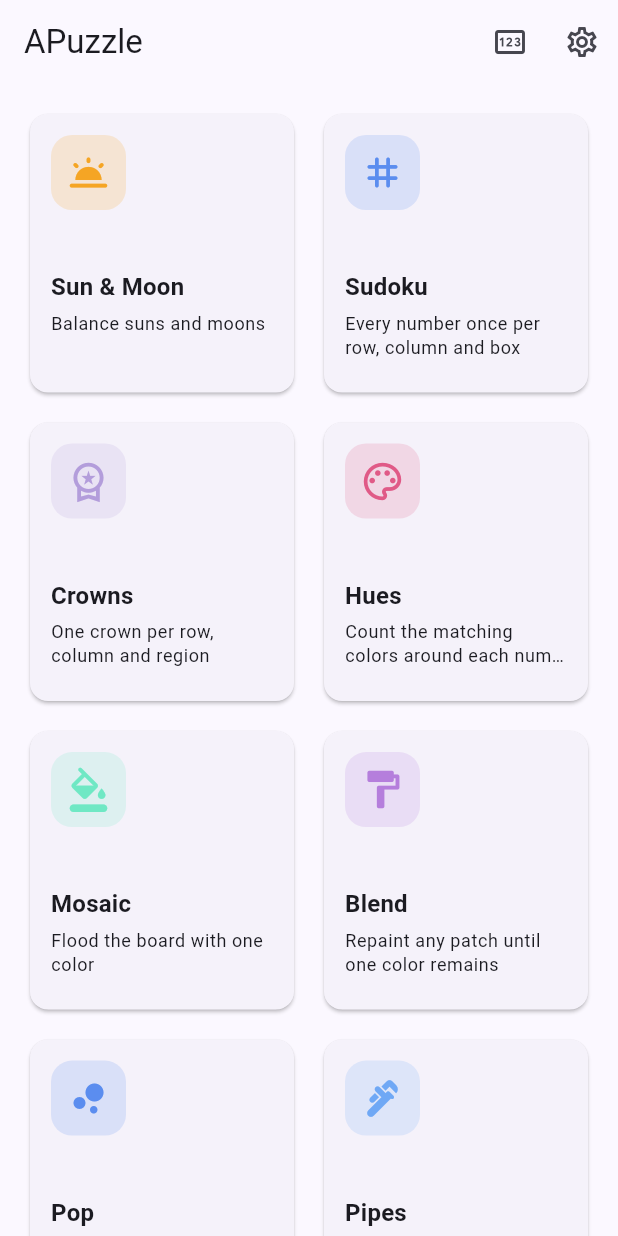
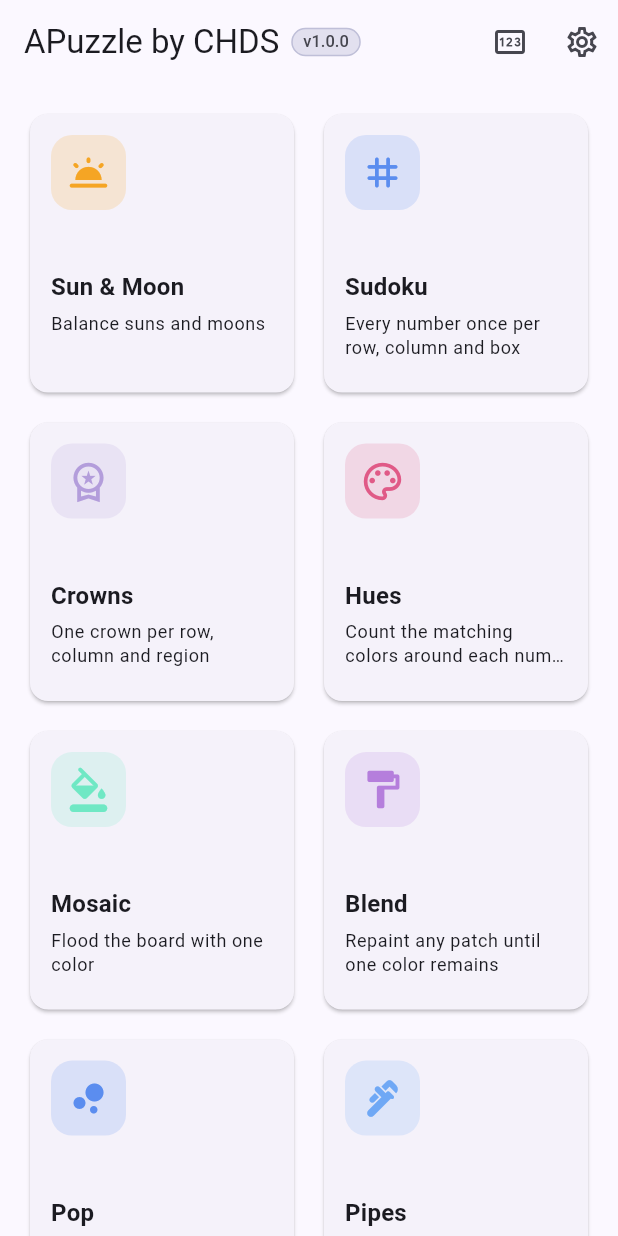
Before and after one commit to jncchds/apuzzle, a Flutter app: the screen it shows after launch, on a phone screen of 412 x 824 dp. Run offline on Flutter 3.47's test engine with Material 3 defaults, Android fonts, the phone set to English and light mode, and no system bars; our stand-ins replace package_info_plus, shared_preferences.

Commit message:
Version pill linking to GitHub; app title "APuzzle by CHDS"
- Home app bar: "APuzzle by CHDS" plus a v{version} pill (DESIGNSYSTEM
  style) that opens the GitHub repo; version from package_info_plus, so
  it follows --build-name.
- Replace the Flutter template description and lowercase names on web,
  Android, iOS and Windows; add Open Graph/Twitter tags for link previews.

Co-Authored-By: Claude Opus 5.5 <noreply@anthropic.com>

```diff
--- a/lib/app.dart
+++ b/lib/app.dart
@@ -26,7 +26,7 @@ class _APuzzleAppState extends State<APuzzleApp> {
   Widget build(BuildContext context) {
     final settings = context.watch<Settings>();
     return MaterialApp.router(
-      title: 'APuzzle',
+      title: 'APuzzle by CHDS',
       routerDelegate: _router,
       routeInformationParser: const AppRouteParser(),
       scaffoldMessengerKey: _messengerKey,
--- a/lib/ui/home_screen.dart
+++ b/lib/ui/home_screen.dart
@@ -8,6 +8,7 @@ import '../l10n/l10n.dart';
 import 'app_router.dart';
 import 'new_game_sheet.dart';
 import 'puzzle_code_ui.dart';
+import 'version_pill.dart';
 
 class HomeScreen extends StatefulWidget {
   const HomeScreen({super.key});
@@ -28,7 +29,10 @@ class _HomeScreenState extends State<HomeScreen> {
     final l = context.l10n;
     return Scaffold(
       appBar: AppBar(
-        title: const Text('APuzzle'),
+        title: const Row(
+          mainAxisSize: MainAxisSize.min,
+          children: [Text('APuzzle by CHDS'), SizedBox(width: 8), VersionPill()],
+        ),
         actions: [
           IconButton(
             icon: const Icon(Icons.pin_outlined),
--- /dev/null
+++ b/lib/ui/version_pill.dart
@@ -0,0 +1,61 @@
+import 'package:flutter/material.dart';
+import 'package:package_info_plus/package_info_plus.dart';
+import 'package:url_launcher/url_launcher.dart';
+
+const repoUrl = 'https://github.com/jncchds/apuzzle';
+
+/// A small accent-tinted `v1.2.3` pill that opens the GitHub repo, shown next
+/// to the app name (same look as the version pill in the other A* apps). The
+/// version is whatever the build was given via `--build-name`.
+class VersionPill extends StatefulWidget {
+  const VersionPill({super.key});
+
+  @override
+  State<VersionPill> createState() => _VersionPillState();
+}
+
+class _VersionPillState extends State<VersionPill> {
+  static final Future<PackageInfo> _info = PackageInfo.fromPlatform();
+  bool _hover = false;
+
+  @override
+  Widget build(BuildContext context) {
+    final scheme = Theme.of(context).colorScheme;
+    return FutureBuilder<PackageInfo>(
+      future: _info,
+      builder: (context, snap) {
+        final version = snap.data?.version ?? '';
+        if (version.isEmpty) return const SizedBox.shrink();
+        return Tooltip(
+          message: repoUrl,
+          child: MouseRegion(
+            cursor: SystemMouseCursors.click,
+            onEnter: (_) => setState(() => _hover = true),
+            onExit: (_) => setState(() => _hover = false),
+            child: GestureDetector(
+              onTap: () => launchUrl(Uri.parse(repoUrl), mode: LaunchMode.externalApplication),
+              child: AnimatedContainer(
+                duration: const Duration(milliseconds: 120),
+                padding: const EdgeInsets.symmetric(horizontal: 7, vertical: 1),
+                decoration: BoxDecoration(
+                  color: scheme.primary.withValues(alpha: _hover ? 0.28 : 0.15),
+                  border: Border.all(color: scheme.primary.withValues(alpha: 0.25)),
+                  borderRadius: BorderRadius.circular(10),
+                ),
+                child: Text(
+                  'v$version',
+                  style: TextStyle(
+                    fontSize: 11,
+                    height: 1.4,
+                    fontWeight: FontWeight.w500,
+                    color: _hover ? scheme.primary : scheme.onSurfaceVariant,
+                  ),
+                ),
+              ),
+            ),
+          ),
+        );
+      },
+    );
+  }
+}
--- a/pubspec.yaml
+++ b/pubspec.yaml
@@ -1,5 +1,5 @@
 name: apuzzle
-description: "A new Flutter project."
+description: "Endless grid logic puzzles generated on your device: Sudoku, Crowns, Pearls, Mines and more, each with exactly one solution."
 # The following line prevents the package from being accidentally published to
 # pub.dev using `flutter pub publish`. This is preferred for private packages.
 publish_to: 'none' # Remove this line if you wish to publish to pub.dev
@@ -41,6 +41,8 @@ dependencies:
   cupertino_icons: ^1.0.8
   provider: ^6.1.5+1
   shared_preferences: ^2.5.5
+  package_info_plus: ^10.2.1
+  url_launcher: ^6.3.2
 
 dev_dependencies:
   flutter_test:
```
Also changed, not shown: pubspec.lock, 8 other files.
